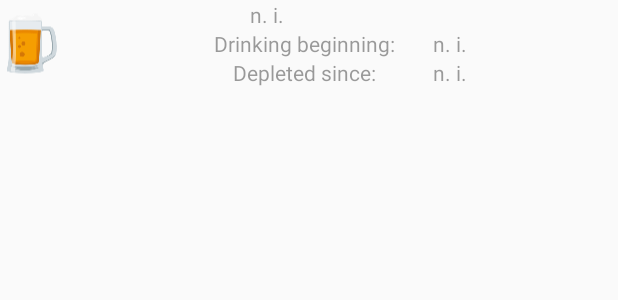
After one commit to AhiruSoftwareCompany/alcoholtestapp, an Android app: the layout items_depleted_drink.xml on its own in the app's theme, with its tools: preview values and no code run, on a phone screen of 412 x 824 dp. The commit adds this screen. Shown: the top 300 px of the screen. Run offline under Robolectric (Android 15) with nearby library versions, the phone set to English and light mode, and no system bars.

Commit message:
Adds depleted drinks to list of drinks

```diff
--- a/app/src/main/java/de/klaushackner/breathalyzer/EditUser.java
+++ b/app/src/main/java/de/klaushackner/breathalyzer/EditUser.java
@@ -90,7 +90,7 @@ public class EditUser extends AppCompatActivity {
         int height = Integer.parseInt("0" + tvHeight.getText());
 
         if (User.isValidUser(name, age, height, weight)) {
-            User newUser = new User(name, male.isChecked(), age, weight, height, u.created, u.drinks);
+            User newUser = new User(name, male.isChecked(), age, weight, height, u.created, u.drinks, u.depletedDrinks);
             newUser.saveUser(this);
             return true;
         } else {
--- /dev/null
+++ b/app/src/main/res/layout/items_depleted_drink.xml
@@ -0,0 +1,99 @@
+<?xml version="1.0" encoding="utf-8"?>
+<LinearLayout xmlns:android="http://schemas.android.com/apk/res/android"
+    xmlns:app="http://schemas.android.com/apk/res-auto"
+    android:layout_width="match_parent"
+    android:layout_height="wrap_content"
+    android:orientation="horizontal">
+
+    <ImageView
+        android:id="@+id/imageView"
+        android:layout_width="wrap_content"
+        android:layout_height="match_parent"
+        android:layout_gravity="center_horizontal"
+        android:contentDescription="@string/image"
+        app:srcCompat="@mipmap/beer" />
+
+    <TableLayout
+        android:layout_width="match_parent"
+        android:layout_height="wrap_content">
+
+        <TableRow
+            android:layout_width="match_parent"
+            android:layout_height="match_parent"
+            android:gravity="center">
+
+            <TextView
+                android:id="@+id/name"
+                android:layout_width="wrap_content"
+                android:layout_height="wrap_content"
+                android:alpha="0.5"
+                android:text="@string/no_information"
+                android:textSize="14sp" />
+        </TableRow>
+
+        <TableRow
+            android:layout_width="match_parent"
+            android:layout_height="wrap_content"
+            android:gravity="center">
+
+            <TextView
+                android:layout_width="match_parent"
+                android:layout_height="wrap_content"
+                android:alpha="0.5"
+                android:gravity="center"
+                android:text="@string/drinking_beginning"
+                android:textAlignment="center"
+                android:textSize="14sp" />
+
+            <View
+                android:id="@+id/view"
+                android:layout_width="25dp"
+                android:layout_height="0dp" />
+
+            <TextView
+                android:id="@+id/drinking_beginning"
+                android:layout_width="match_parent"
+                android:layout_height="wrap_content"
+                android:alpha="0.5"
+                android:gravity="center"
+                android:text="@string/no_information"
+                android:textAlignment="center"
+                android:textSize="14sp" />
+
+
+        </TableRow>
+
+        <TableRow
+            android:layout_width="match_parent"
+            android:layout_height="match_parent"
+            android:gravity="center">
+
+            <TextView
+                android:layout_width="match_parent"
+                android:layout_height="wrap_content"
+                android:alpha="0.5"
+                android:gravity="center"
+                android:text="@string/depleted_since"
+                android:textAlignment="center"
+                android:textSize="14sp" />
+
+            <View
+                android:layout_width="25dp"
+                android:layout_height="0dp" />
+
+            <TextView
+                android:id="@+id/depleted_since"
+                android:layout_width="match_parent"
+                android:layout_height="wrap_content"
+                android:alpha="0.5"
+                android:gravity="center"
+                android:text="@string/no_information"
+                android:textAlignment="center"
+                android:textSize="14sp" />
+        </TableRow>
+    </TableLayout>
+
+    <Space
+        android:layout_width="wrap_content"
+        android:layout_height="5dp" />
+</LinearLayout>
--- a/app/src/main/res/values/strings.xml
+++ b/app/src/main/res/values/strings.xml
@@ -1,7 +1,7 @@
 <?xml version="1.0" encoding="utf-8"?>
 <resources>
     <string name="app_name" translatable="false">Alkomat 3000</string>
-    <string name="about_text" translatable="false">© 2018 DieEchteNilente\n\nAlkomat 3000 for Android\n\nSource: https://github.com/dieechtenilente/alcoholtestapp\n\nEmoji artwork provided by EmojiOne.\nhttp://emojione.com/</string>
+    <string name="about_text" translatable="false">© 2018 AhiruSoftware\n\nAlkomat 3000 for Android\n\n\nEmoji artwork provided by EmojiOne.\nhttp://emojione.com/</string>
     <string name="per_mille" translatable="false">‰</string>
     <string name="ingredients">Ingredients:</string>
     <string name="female">Female</string>
@@ -52,7 +52,7 @@
     <string name="edit_current_user">Edit current user</string>
     <string name="remove_current_user">Remove current user</string>
     <string name="percentage">Alcohol content (%)</string>
-    <string name="consumed_drinks">Drank alcohol-\ncontaining drinks</string>
+    <string name="consumed_drinks">Drank alcohol containing drinks</string>
     <string name="switch_mixtureimage">Select different image</string>
     <string name="you_selected">Selected:</string>
     <string name="edit_existing_user">Edit user</string>
@@ -70,4 +70,6 @@
     <string name="add">Add</string>
     <string name="show_feedback_trace">Show information to send</string>
     <string name="and_your_IP_Adress">And your IP-Address.</string>
+    <string name="drinking_beginning">Drinking beginning:</string>
+    <string name="depleted_since">Depleted since:</string>
 </resources>
```
Also changed, not shown: app/src/main/java/de/klaushackner/breathalyzer/Drink.java (+47 -11 lines), app/src/main/java/de/klaushackner/breathalyzer/DrinkAdapter.java (+64 -10 lines), app/src/main/java/de/klaushackner/breathalyzer/MainActivity.java (+59 -10 lines), app/src/main/java/de/klaushackner/breathalyzer/User.java (+39 -2 lines), 2 other files.
